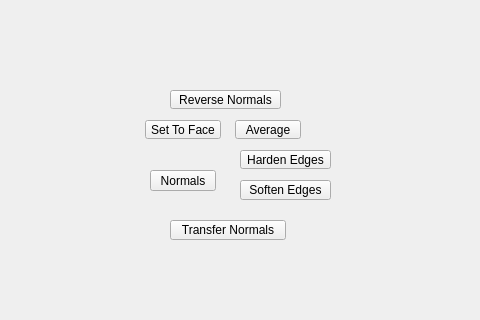
Old version of the form tentacle/ui/normals#submenu.ui in the repository m3trik/tentacle; both pictures show x 120 to 600 and y 120 to 440 of the 600 by 600 pixel window.
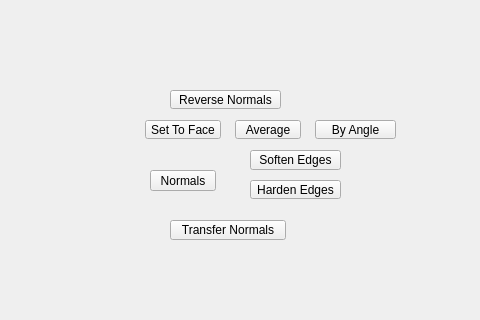
New version of the form. Custom widgets are drawn as their Qt base class.

Patch:
```diff
--- a/tentacle/ui/normals#submenu.ui
+++ b/tentacle/ui/normals#submenu.ui
@@ -90,9 +90,9 @@
     </property>
     <property name="geometry">
      <rect>
-      <x>360</x>
-      <y>270</y>
-      <width>91</width>
+      <x>435</x>
+      <y>240</y>
+      <width>81</width>
       <height>19</height>
      </rect>
     </property>
@@ -106,7 +106,7 @@
      <string>Harden all creased edges on the selected object.</string>
     </property>
     <property name="text">
-     <string>Harden Edges</string>
+     <string>By Angle</string>
     </property>
     <property name="iconSize">
      <size>
@@ -214,14 +214,14 @@
      </size>
     </property>
    </widget>
-   <widget class="QPushButton" name="b001">
+   <widget class="QPushButton" name="b000">
     <property name="enabled">
      <bool>true</bool>
     </property>
     <property name="geometry">
      <rect>
-      <x>360</x>
-      <y>300</y>
+      <x>370</x>
+      <y>270</y>
       <width>91</width>
       <height>20</height>
      </rect>
@@ -288,6 +288,37 @@
      </size>
     </property>
    </widget>
+   <widget class="PushButton" name="b001">
+    <property name="enabled">
+     <bool>true</bool>
+    </property>
+    <property name="geometry">
+     <rect>
+      <x>370</x>
+      <y>300</y>
+      <width>91</width>
+      <height>19</height>
+     </rect>
+    </property>
+    <property name="maximumSize">
+     <size>
+      <width>999</width>
+      <height>19</height>
+     </size>
+    </property>
+    <property name="toolTip">
+     <string>Harden all creased edges on the selected object.</string>
+    </property>
+    <property name="text">
+     <string>Harden Edges</string>
+    </property>
+    <property name="iconSize">
+     <size>
+      <width>18</width>
+      <height>18</height>
+     </size>
+    </property>
+   </widget>
   </widget>
  </widget>
  <customwidgets>
```
